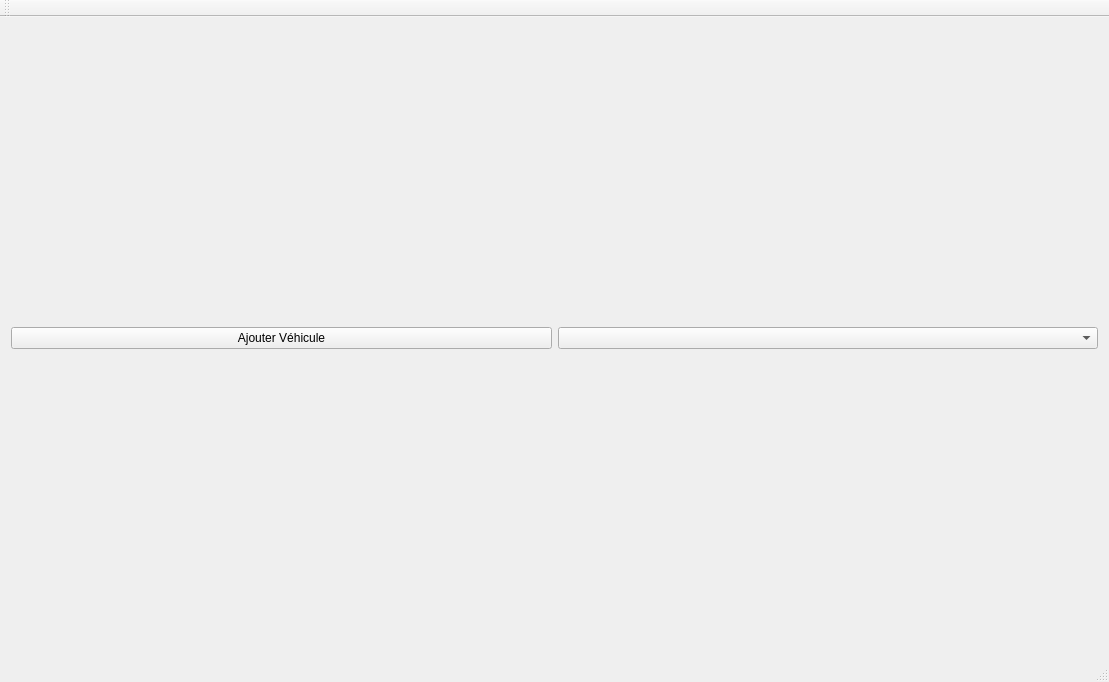
The window that mainwindow.ui (FrLallemand/autovoiture) describes before a commit, drawn with Qt 5.
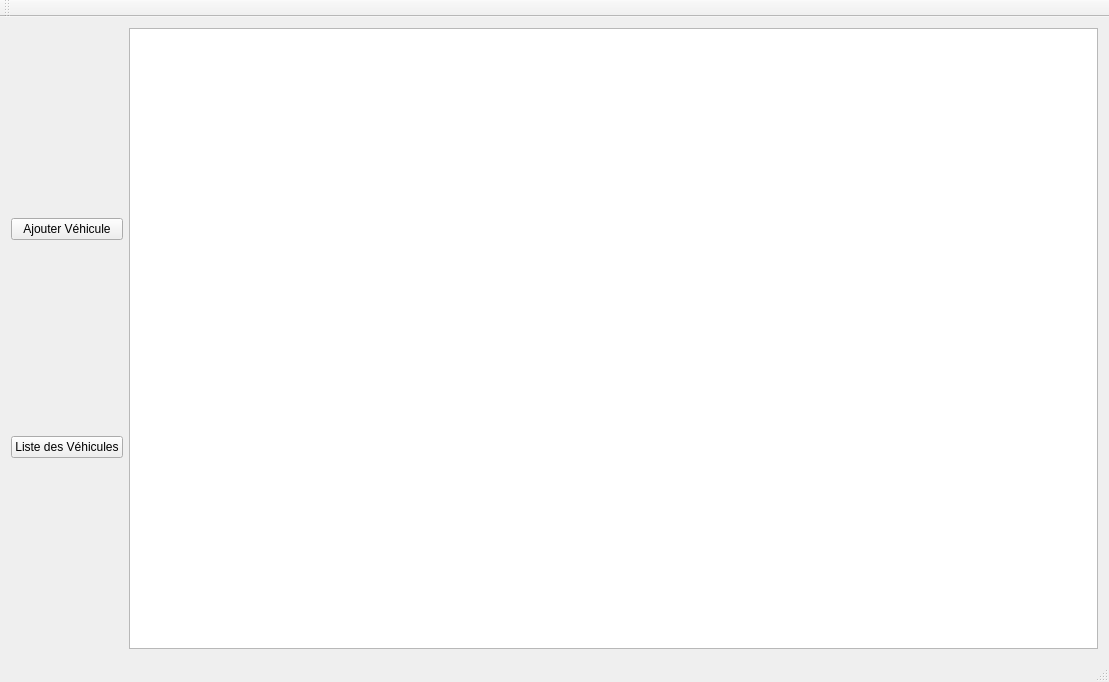
The same window after the commit.

Commit message: add displaying vehicules in a list

```diff
--- a/mainwindow.ui
+++ b/mainwindow.ui
@@ -21,15 +21,26 @@
     <bool>true</bool>
    </property>
    <layout class="QGridLayout" name="gridLayout">
-    <item row="0" column="0">
+    <item row="0" column="1" colspan="3">
+     <layout class="QVBoxLayout" name="verticalLayout">
+      <item>
      <widget class="QPushButton" name="b_addVehicule">
       <property name="text">
        <string>Ajouter Véhicule</string>
       </property>
      </widget>
     </item>
-    <item row="0" column="1">
-     <widget class="QComboBox" name="comboBox"/>
+      <item>
+       <widget class="QPushButton" name="b_listVehicule">
+        <property name="text">
+         <string>Liste des Véhicules</string>
+        </property>
+       </widget>
+      </item>
+     </layout>
+    </item>
+    <item row="0" column="4">
+     <widget class="QTableWidget" name="tvMain"/>
     </item>
    </layout>
   </widget>
```
Lines whose indentation alone changed are shown as unchanged. The commit also changes 7 other files.
